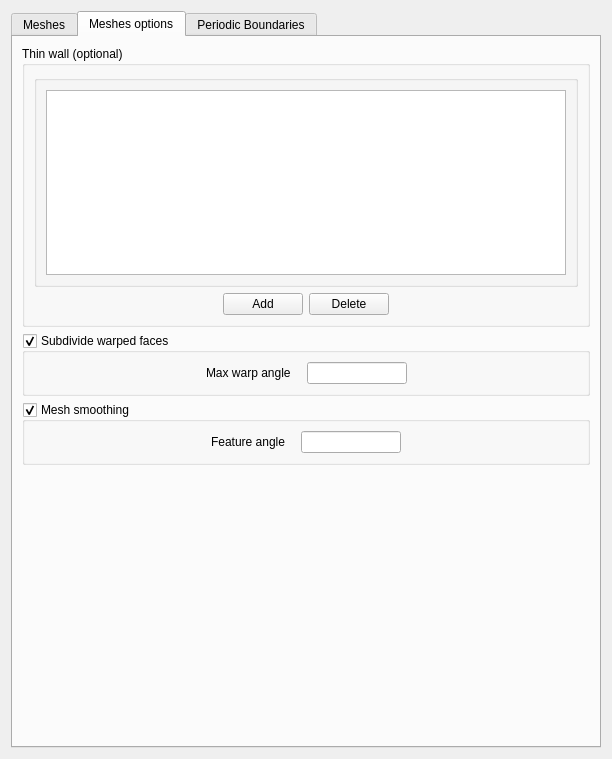
Before: the Qt Designer form gui/Pages/SolutionDomainForm.ui in code-saturne/code_saturne, drawn with Qt 5.
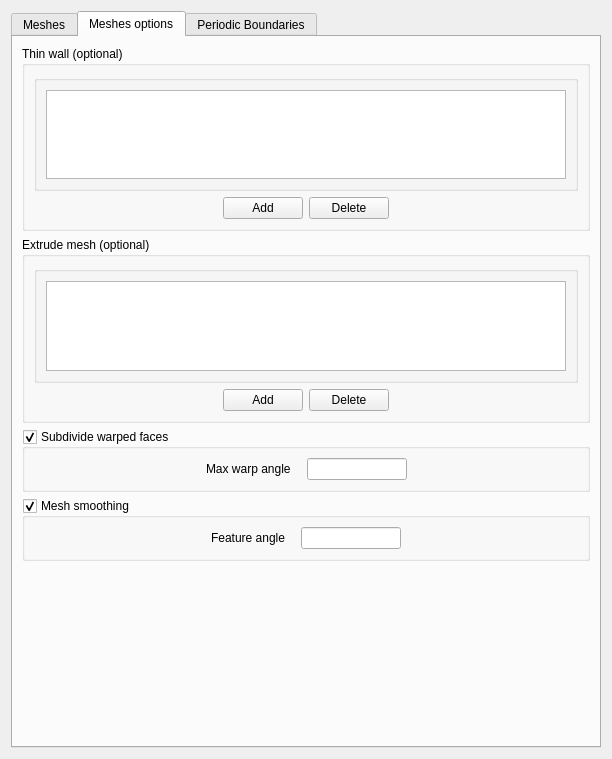
After: the same form once the commit is applied. The open tabs and pages were chosen to show the change. Icons and pictures are not drawn. Custom widgets are drawn as their Qt base class.

Commit message: add extrude option for meshes in GUI

```diff
--- a/gui/Pages/SolutionDomainForm.ui
+++ b/gui/Pages/SolutionDomainForm.ui
@@ -19,7 +19,7 @@
   <property name="windowTitle">
    <string>Form</string>
   </property>
-  <layout class="QGridLayout" name="gridLayout_6">
+  <layout class="QGridLayout" name="gridLayout_7">
    <item row="0" column="0">
     <widget class="QTabWidget" name="tabWidget">
      <property name="toolTip">
@@ -391,7 +391,7 @@
       <attribute name="title">
        <string>Meshes options</string>
       </attribute>
-      <layout class="QGridLayout" name="gridLayout_5">
+      <layout class="QGridLayout" name="gridLayout_6">
        <item row="0" column="0">
         <widget class="QGroupBox" name="groupBoxThinWall">
          <property name="title">
@@ -480,6 +480,93 @@
         </widget>
        </item>
        <item row="1" column="0">
+        <widget class="QGroupBox" name="groupBoxExtrudeMesh">
+         <property name="title">
+          <string>Extrude mesh (optional)</string>
+         </property>
+         <layout class="QGridLayout" name="gridLayout_5">
+          <item row="0" column="0">
+           <widget class="QGroupBox" name="groupBoxExtrudeMesh_2">
+            <property name="title">
+             <string/>
+            </property>
+            <layout class="QGridLayout" name="_7">
+             <property name="margin">
+              <number>9</number>
+             </property>
+             <property name="spacing">
+              <number>6</number>
+             </property>
+             <item row="0" column="0">
+              <widget class="QTableView" name="tableViewExtrude"/>
+             </item>
+            </layout>
+           </widget>
+          </item>
+          <item row="1" column="0">
+           <layout class="QHBoxLayout" name="_8">
+            <property name="spacing">
+             <number>6</number>
+            </property>
+            <property name="margin">
+             <number>0</number>
+            </property>
+            <item>
+             <spacer>
+              <property name="orientation">
+               <enum>Qt::Horizontal</enum>
+              </property>
+              <property name="sizeHint" stdset="0">
+               <size>
+                <width>17</width>
+                <height>17</height>
+               </size>
+              </property>
+             </spacer>
+            </item>
+            <item>
+             <layout class="QHBoxLayout" name="_9">
+              <property name="spacing">
+               <number>6</number>
+              </property>
+              <property name="margin">
+               <number>0</number>
+              </property>
+              <item>
+               <widget class="QPushButton" name="pushButtonAddExtrude">
+                <property name="text">
+                 <string>Add</string>
+                </property>
+               </widget>
+              </item>
+              <item>
+               <widget class="QPushButton" name="pushButtonDeleteExtrude">
+                <property name="text">
+                 <string>Delete</string>
+                </property>
+               </widget>
+              </item>
+             </layout>
+            </item>
+            <item>
+             <spacer>
+              <property name="orientation">
+               <enum>Qt::Horizontal</enum>
+              </property>
+              <property name="sizeHint" stdset="0">
+               <size>
+                <width>17</width>
+                <height>17</height>
+               </size>
+              </property>
+             </spacer>
+            </item>
+           </layout>
+          </item>
+         </layout>
+        </widget>
+       </item>
+       <item row="2" column="0">
         <widget class="QGroupBox" name="groupBoxWarp">
          <property name="title">
           <string>Subdivide warped faces</string>
@@ -576,7 +663,7 @@
          </layout>
         </widget>
        </item>
-       <item row="2" column="0">
+       <item row="3" column="0">
         <widget class="QGroupBox" name="groupBoxMeshSmooth">
          <property name="title">
           <string>Mesh smoothing</string>
@@ -673,7 +760,7 @@
          </layout>
         </widget>
        </item>
-       <item row="3" column="0">
+       <item row="4" column="0">
         <spacer name="verticalSpacer_2">
          <property name="orientation">
           <enum>Qt::Vertical</enum>
```
The commit also changes 5 other files.
